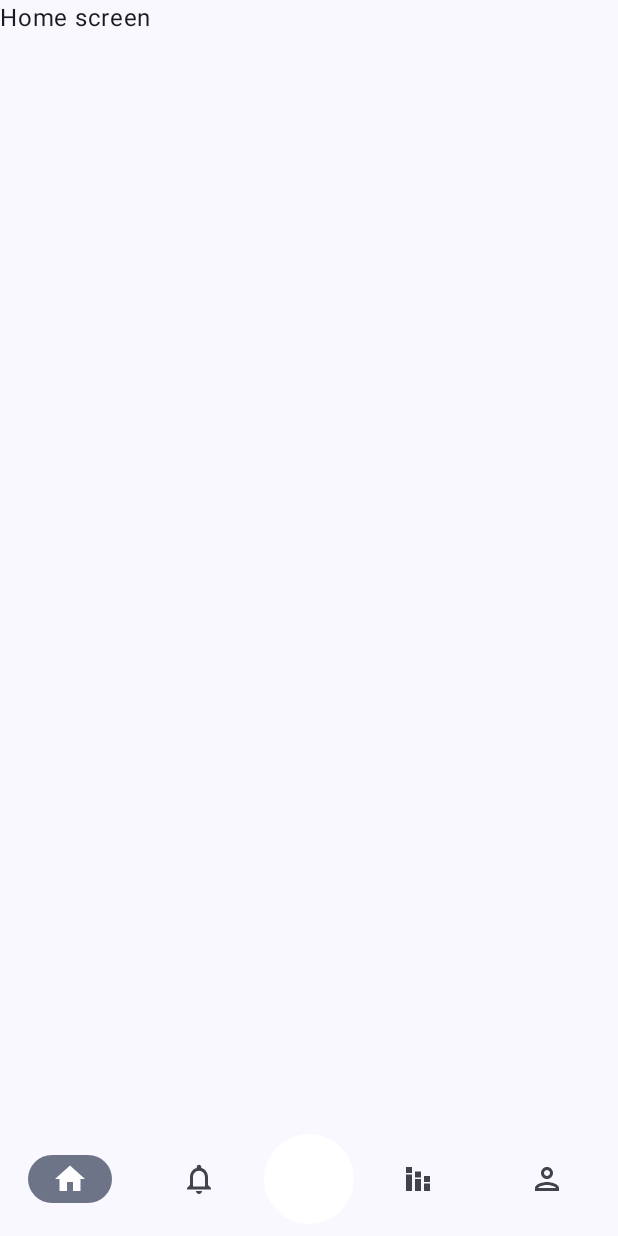
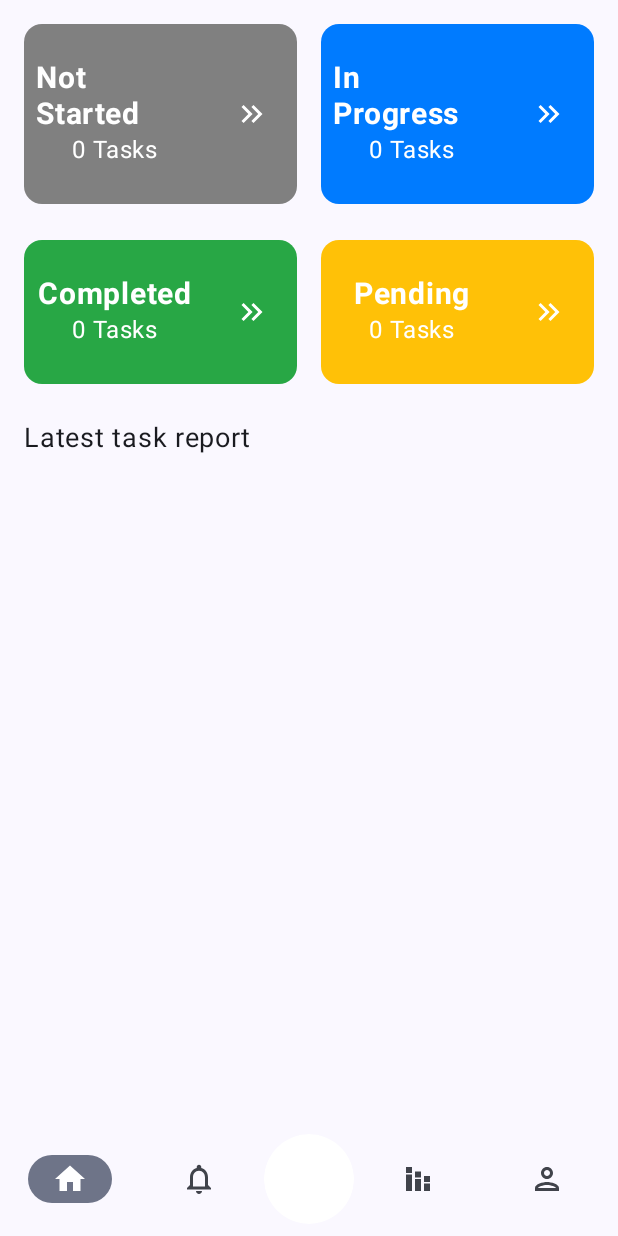
Before and after one commit to Srinivas1109/Task-Manager-App, an Android app built with Jetpack Compose: the HomeScreen screen opened through its navigation route, on a phone screen of 412 x 824 dp. Run offline under Robolectric (Android 15) with nearby library versions, the phone set to English and light mode, and no system bars; our stand-ins replace Dagger/Hilt's generated code, Room's generated code.

Commit message:
home screen items

```diff
--- a/app/src/main/java/com/benki/taskmanager/data/dao/TaskDao.kt
+++ b/app/src/main/java/com/benki/taskmanager/data/dao/TaskDao.kt
@@ -6,6 +6,7 @@ import androidx.room.Insert
 import androidx.room.OnConflictStrategy
 import androidx.room.Query
 import androidx.room.Update
+import com.benki.taskmanager.data.constants.TaskStatus
 import com.benki.taskmanager.data.model.Task
 import kotlinx.coroutines.flow.Flow
 
@@ -22,4 +23,7 @@ interface TaskDao {
 
     @Query("SELECT * FROM tasks ORDER BY modifiedOn DESC")
     fun getTasks() : Flow<List<Task>>
+
+    @Query("SELECT COUNT(*) FROM tasks WHERE status = :status")
+    fun getTaskStatusCount(status: String) : Flow<Int>
 }
--- /dev/null
+++ b/app/src/main/java/com/benki/taskmanager/data/dao/TaskWithProjectDao.kt
@@ -0,0 +1,12 @@
+package com.benki.taskmanager.data.dao
+
+import androidx.room.Dao
+import androidx.room.Query
+import com.benki.taskmanager.data.model.TaskWithProject
+import kotlinx.coroutines.flow.Flow
+
+@Dao
+interface TaskWithProjectDao {
+    @Query("SELECT * FROM tasks ORDER BY modifiedOn DESC")
+    fun getTasksWithProject(): Flow<List<TaskWithProject>>
+}
--- a/app/src/main/java/com/benki/taskmanager/data/database/TaskManagerDatabase.kt
+++ b/app/src/main/java/com/benki/taskmanager/data/database/TaskManagerDatabase.kt
@@ -4,6 +4,7 @@ import androidx.room.Database
 import androidx.room.RoomDatabase
 import com.benki.taskmanager.data.dao.ProjectDao
 import com.benki.taskmanager.data.dao.TaskDao
+import com.benki.taskmanager.data.dao.TaskWithProjectDao
 import com.benki.taskmanager.data.model.Project
 import com.benki.taskmanager.data.model.Task
 
@@ -11,4 +12,5 @@ import com.benki.taskmanager.data.model.Task
 abstract class TaskManagerDatabase : RoomDatabase() {
     abstract fun projectDao() : ProjectDao
     abstract fun taskDao(): TaskDao
+    abstract fun tasksWithProjectDao() : TaskWithProjectDao
 }
--- a/app/src/main/java/com/benki/taskmanager/data/repository/TaskRepository.kt
+++ b/app/src/main/java/com/benki/taskmanager/data/repository/TaskRepository.kt
@@ -19,4 +19,6 @@ class TaskRepository(private val taskDao: TaskDao) {
 
     fun getTasks() : Flow<List<Task>> = taskDao.getTasks()
 
+    fun getTaskStatusCount(status: String) : Flow<Int> = taskDao.getTaskStatusCount(status)
+
 }
--- /dev/null
+++ b/app/src/main/java/com/benki/taskmanager/data/repository/TaskWithProjectRepository.kt
@@ -0,0 +1,11 @@
+package com.benki.taskmanager.data.repository
+
+import com.benki.taskmanager.data.dao.TaskWithProjectDao
+import com.benki.taskmanager.data.model.TaskWithProject
+import kotlinx.coroutines.flow.Flow
+
+class TaskWithProjectRepository(private val taskWithProjectDao: TaskWithProjectDao) {
+    fun getTasksWithProject(): Flow<List<TaskWithProject>> =
+        taskWithProjectDao.getTasksWithProject()
+
+}
--- a/app/src/main/java/com/benki/taskmanager/di/DatabaseModule.kt
+++ b/app/src/main/java/com/benki/taskmanager/di/DatabaseModule.kt
@@ -4,6 +4,7 @@ import android.content.Context
 import androidx.room.Room
 import com.benki.taskmanager.data.dao.ProjectDao
 import com.benki.taskmanager.data.dao.TaskDao
+import com.benki.taskmanager.data.dao.TaskWithProjectDao
 import com.benki.taskmanager.data.database.TaskManagerDatabase
 import dagger.Module
 import dagger.Provides
@@ -28,4 +29,8 @@ object DatabaseModule {
     @Provides
     @Singleton
     fun provideProjectDao(database: TaskManagerDatabase): ProjectDao = database.projectDao()
+
+    @Provides
+    @Singleton
+    fun provideTaskWithProjectDao(database: TaskManagerDatabase): TaskWithProjectDao = database.tasksWithProjectDao()
 }
--- a/app/src/main/java/com/benki/taskmanager/di/RepositoryModule.kt
+++ b/app/src/main/java/com/benki/taskmanager/di/RepositoryModule.kt
@@ -4,8 +4,10 @@ import androidx.datastore.core.DataStore
 import androidx.datastore.preferences.core.Preferences
 import com.benki.taskmanager.data.dao.ProjectDao
 import com.benki.taskmanager.data.dao.TaskDao
+import com.benki.taskmanager.data.dao.TaskWithProjectDao
 import com.benki.taskmanager.data.repository.ProjectRepository
 import com.benki.taskmanager.data.repository.TaskRepository
+import com.benki.taskmanager.data.repository.TaskWithProjectRepository
 import com.benki.taskmanager.data.repository.UserPreferencesRepository
 import dagger.Module
 import dagger.Provides
@@ -25,4 +27,8 @@ object RepositoryModule {
     @Provides
     fun provideProjectRepository(projectDao: ProjectDao): ProjectRepository =
         ProjectRepository(projectDao = projectDao)
+
+    @Provides
+    fun provideTaskWithProjectRepository(taskWithProjectDao: TaskWithProjectDao): TaskWithProjectRepository =
+        TaskWithProjectRepository(taskWithProjectDao = taskWithProjectDao)
 }
--- /dev/null
+++ b/app/src/main/java/com/benki/taskmanager/presentation/components/TaskCountItem.kt
@@ -0,0 +1,65 @@
+package com.benki.taskmanager.presentation.components
+
+import androidx.compose.foundation.clickable
+import androidx.compose.foundation.layout.Arrangement
+import androidx.compose.foundation.layout.Column
+import androidx.compose.foundation.layout.Row
+import androidx.compose.foundation.layout.fillMaxWidth
+import androidx.compose.foundation.layout.padding
+import androidx.compose.foundation.layout.width
+import androidx.compose.foundation.shape.RoundedCornerShape
+import androidx.compose.material.icons.Icons
+import androidx.compose.material.icons.filled.KeyboardDoubleArrowRight
+import androidx.compose.material3.Card
+import androidx.compose.material3.CardDefaults
+import androidx.compose.material3.Icon
+import androidx.compose.material3.Text
+import androidx.compose.runtime.Composable
+import androidx.compose.ui.Alignment
+import androidx.compose.ui.Modifier
+import androidx.compose.ui.draw.clip
+import androidx.compose.ui.graphics.Color
+import androidx.compose.ui.text.font.FontWeight
+import androidx.compose.ui.unit.dp
+import androidx.compose.ui.unit.sp
+
+@Composable
+fun TaskCountItem(
+    modifier: Modifier = Modifier,
+    title: String,
+    count: Int,
+    containerColor: Color,
+    onClick: () -> Unit
+) {
+    Card(
+        modifier = modifier
+            .fillMaxWidth()
+            .clip(RoundedCornerShape(8.dp))
+            .clickable { onClick() },
+        colors = CardDefaults.cardColors(
+            containerColor = containerColor, contentColor = Color.White
+        )
+    ) {
+        Row(
+            modifier = Modifier.fillMaxWidth().padding(vertical = 16.dp),
+            verticalAlignment = Alignment.CenterVertically,
+            horizontalArrangement = Arrangement.SpaceBetween
+        ) {
+            Column(
+                modifier = Modifier
+                    .weight(2f)
+                    .padding(8.dp),
+                horizontalAlignment = Alignment.CenterHorizontally,
+                verticalArrangement = Arrangement.SpaceBetween
+            ) {
+                Text(text = title, fontSize = 20.sp, fontWeight = FontWeight.Bold)
+                Text(text = if (count == 1) "1 Task" else "$count Tasks")
+            }
+            Icon(
+                imageVector = Icons.Filled.KeyboardDoubleArrowRight,
+                contentDescription = null,
+                modifier = Modifier.weight(1f)
+            )
+        }
+    }
+}
--- a/app/src/main/java/com/benki/taskmanager/presentation/createtask/CreateTaskScreen.kt
+++ b/app/src/main/java/com/benki/taskmanager/presentation/createtask/CreateTaskScreen.kt
@@ -37,8 +37,10 @@ import androidx.compose.material3.ExperimentalMaterial3Api
 import androidx.compose.material3.Icon
 import androidx.compose.material3.IconButton
 import androidx.compose.material3.IconButtonDefaults
+import androidx.compose.material3.LinearProgressIndicator
 import androidx.compose.material3.MaterialTheme
 import androidx.compose.material3.ModalBottomSheet
+import androidx.compose.material3.Slider
 import androidx.compose.material3.Text
 import androidx.compose.material3.TimePicker
 import androidx.compose.material3.rememberDatePickerState
@@ -171,6 +173,10 @@ fun CreateTaskScreen(
                     }
                 }
             }
+
+            Spacer(modifier = modifier.height(16.dp))
+            Text(text = "${task.progress.toInt()}% complete", modifier = modifier.fillMaxWidth(), textAlign = TextAlign.End)
+            Slider(value = task.progress, valueRange = 0f..100f, onValueChange = viewmodel::updateTaskProgress)
 
             Column(modifier = modifier.fillMaxWidth()) {
                 Spacer(modifier = modifier.heightIn(24.dp))
--- a/app/src/main/java/com/benki/taskmanager/presentation/home/HomeScreen.kt
+++ b/app/src/main/java/com/benki/taskmanager/presentation/home/HomeScreen.kt
@@ -1,13 +1,99 @@
 package com.benki.taskmanager.presentation.home
 
+import androidx.compose.foundation.layout.Arrangement
 import androidx.compose.foundation.layout.Column
+import androidx.compose.foundation.layout.Row
+import androidx.compose.foundation.layout.Spacer
+import androidx.compose.foundation.layout.fillMaxSize
+import androidx.compose.foundation.layout.fillMaxWidth
+import androidx.compose.foundation.layout.height
+import androidx.compose.foundation.layout.padding
+import androidx.compose.foundation.lazy.LazyColumn
+import androidx.compose.foundation.lazy.items
 import androidx.compose.material3.Text
 import androidx.compose.runtime.Composable
+import androidx.compose.runtime.getValue
+import androidx.compose.ui.Alignment
 import androidx.compose.ui.Modifier
+import androidx.compose.ui.unit.dp
+import androidx.compose.ui.unit.sp
+import androidx.hilt.navigation.compose.hiltViewModel
+import androidx.lifecycle.compose.collectAsStateWithLifecycle
+import com.benki.taskmanager.data.constants.TaskStatus
+import com.benki.taskmanager.presentation.components.TaskCountItem
+import com.benki.taskmanager.presentation.components.TaskItem
 
 @Composable
-fun HomeScreen(modifier: Modifier = Modifier) {
-    Column {
-        Text(text = "Home screen")
+fun HomeScreen(modifier: Modifier = Modifier, viewModel: HomeViewModel = hiltViewModel()) {
+    val tasksWithProject by viewModel.tasksWithProject.collectAsStateWithLifecycle()
+    val tasksNotStartedCount by viewModel.tasksNotStartedCount.collectAsStateWithLifecycle()
+    val tasksCompletedCount by viewModel.tasksCompletedCount.collectAsStateWithLifecycle()
+    val tasksPendingCount by viewModel.tasksPendingCount.collectAsStateWithLifecycle()
+    val tasksInProgressCount by viewModel.tasksInProgressCount.collectAsStateWithLifecycle()
+
+    Column(
+        modifier = modifier
+            .fillMaxSize()
+            .padding(16.dp)
+    ) {
+        LazyColumn {
+            item {
+                Column {
+                    Row(
+                        modifier = modifier.fillMaxWidth(),
+                        horizontalArrangement = Arrangement.spacedBy(16.dp),
+                        verticalAlignment = Alignment.CenterVertically
+                    ) {
+                        TaskCountItem(
+                            modifier = modifier.weight(1f),
+                            title = TaskStatus.NOT_STARTED.statusText,
+                            count = tasksNotStartedCount,
+                            containerColor = TaskStatus.NOT_STARTED.color
+                        ) {
+
+                        }
+
+                        TaskCountItem(
+                            modifier = modifier.weight(1f),
+                            title = TaskStatus.IN_PROGRESS.statusText,
+                            count = tasksInProgressCount,
+                            containerColor = TaskStatus.IN_PROGRESS.color
+                        ) {
+
+                        }
+                    }
+                    Spacer(modifier = modifier.height(24.dp))
+                    Row(
+                        modifier = modifier.fillMaxWidth(),
+                        horizontalArrangement = Arrangement.spacedBy(16.dp),
+                        verticalAlignment = Alignment.CenterVertically
+                    ) {
+                        TaskCountItem(
+                            modifier = modifier.weight(1f),
+                            title = TaskStatus.COMPLETED.statusText,
+                            count = tasksCompletedCount,
+                            containerColor = TaskStatus.COMPLETED.color
+                        ) {
+
+                        }
+
+                        TaskCountItem(
+                            modifier = modifier.weight(1f),
+                            title = TaskStatus.PENDING.statusText,
+                            count = tasksPendingCount,
+                            containerColor = TaskStatus.PENDING.color
+                        ) {
+
+                        }
+                    }
+                    Spacer(modifier = modifier.height(24.dp))
+                    Text(text = "Latest task report", fontSize = 18.sp)
+                    Spacer(modifier = modifier.height(16.dp))
+                }
+            }
+            items(items = tasksWithProject) {
+                TaskItem(taskWithProject = it)
+            }
+        }
     }
 }
--- /dev/null
+++ b/app/src/main/java/com/benki/taskmanager/presentation/home/HomeViewModel.kt
@@ -0,0 +1,53 @@
+package com.benki.taskmanager.presentation.home
+
+import androidx.lifecycle.ViewModel
+import androidx.lifecycle.viewModelScope
+import com.benki.taskmanager.data.constants.TaskStatus
+import com.benki.taskmanager.data.repository.TaskRepository
+import com.benki.taskmanager.data.repository.TaskWithProjectRepository
+import dagger.hilt.android.lifecycle.HiltViewModel
+import kotlinx.coroutines.flow.Flow
+import kotlinx.coroutines.flow.SharingStarted
+import kotlinx.coroutines.flow.stateIn
+import javax.inject.Inject
+
+@HiltViewModel
+class HomeViewModel @Inject constructor(
+    private val taskRepository: TaskRepository,
+    private val taskWithProjectRepository: TaskWithProjectRepository
+) : ViewModel() {
+    val tasksWithProject = taskWithProjectRepository.getTasksWithProject()
+        .stateIn(viewModelScope, SharingStarted.WhileSubscribed(), emptyList())
+
+    val tasksNotStartedCount = getTasksCount(TaskStatus.NOT_STARTED).stateIn(
+        viewModelScope,
+        SharingStarted.WhileSubscribed(),
+        10
+    )
+
+    val tasksPendingCount = getTasksCount(TaskStatus.PENDING).stateIn(
+        viewModelScope,
+        SharingStarted.WhileSubscribed(),
+        10
+    )
+
+    val tasksCompletedCount = getTasksCount(TaskStatus.COMPLETED).stateIn(
+        viewModelScope,
+        SharingStarted.WhileSubscribed(),
+        10
+    )
+
+    val tasksInProgressCount = getTasksCount(TaskStatus.IN_PROGRESS).stateIn(
+        viewModelScope,
+        SharingStarted.WhileSubscribed(),
+        10
+    )
+
+    private fun getTasksCount(status: TaskStatus): Flow<Int> {
+        return taskRepository.getTaskStatusCount(status.name)
+    }
+
+    fun updateTaskProgress(progress: Float, taskId: Long) {
+
+    }
+}
--- a/app/src/main/java/com/benki/taskmanager/ui/theme/TaskManagerApp.kt
+++ b/app/src/main/java/com/benki/taskmanager/ui/theme/TaskManagerApp.kt
@@ -95,8 +95,8 @@ fun TaskManagerApp(
                         modifier = Modifier
                             .fillMaxWidth(),
                         colors = CardDefaults.elevatedCardColors(
-                            containerColor = MaterialTheme.colorScheme.background,
-                            contentColor = MaterialTheme.colorScheme.onBackground
+                            containerColor = MaterialTheme.colorScheme.primary,
+                            contentColor = MaterialTheme.colorScheme.onPrimary
                         )
                     ) {
                         Column(
```
Also changed, not shown: app/src/main/java/com/benki/taskmanager/data/model/TaskWithProject.kt (added, +14 -0 lines), app/src/main/java/com/benki/taskmanager/presentation/components/TaskItem.kt (added, +100 -0 lines), app/src/main/java/com/benki/taskmanager/presentation/createtask/CreateTaskViewModel.kt (+15 -1 lines), app/src/main/java/com/benki/taskmanager/utils/DateTimeUtils.kt (+9 -0 lines).
